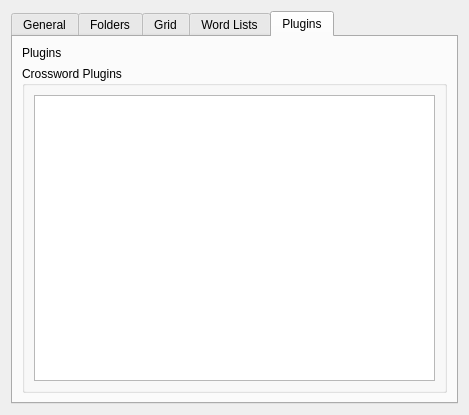
The window that ui/preferencespage.ui (Tw1ddle/Blind-Crossword-Editor) describes before a commit, drawn with Qt 5.
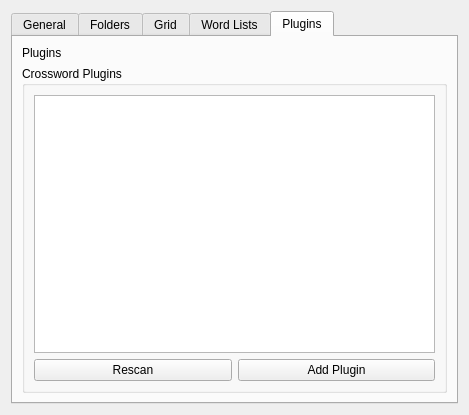
The same window after the commit. The open tabs and pages were chosen to show the change.

Diff of the .ui file:
```diff
--- a/ui/preferencespage.ui
+++ b/ui/preferencespage.ui
@@ -224,7 +224,25 @@
            </property>
            <layout class="QVBoxLayout" name="verticalLayout_6">
             <item>
-             <widget class="QTableView" name="tableView"/>
+             <widget class="QTableView" name="pluginsTableView"/>
+            </item>
+            <item>
+             <layout class="QHBoxLayout" name="horizontalLayout_7">
+              <item>
+               <widget class="QPushButton" name="rescanPluginsPushButton">
+                <property name="text">
+                 <string>Rescan</string>
+                </property>
+               </widget>
+              </item>
+              <item>
+               <widget class="QPushButton" name="addPluginPushButton">
+                <property name="text">
+                 <string>Add Plugin</string>
+                </property>
+               </widget>
+              </item>
+             </layout>
             </item>
            </layout>
           </widget>
```
Left out of the diff: 44 changed lines with no effect on the pictures.
